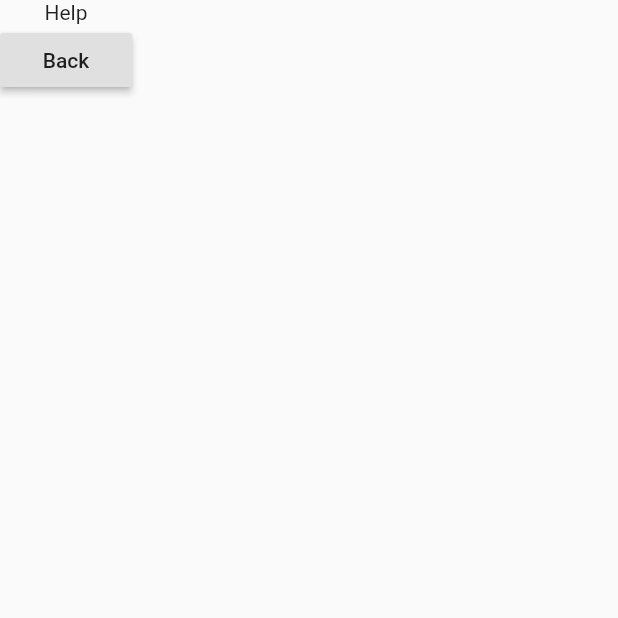
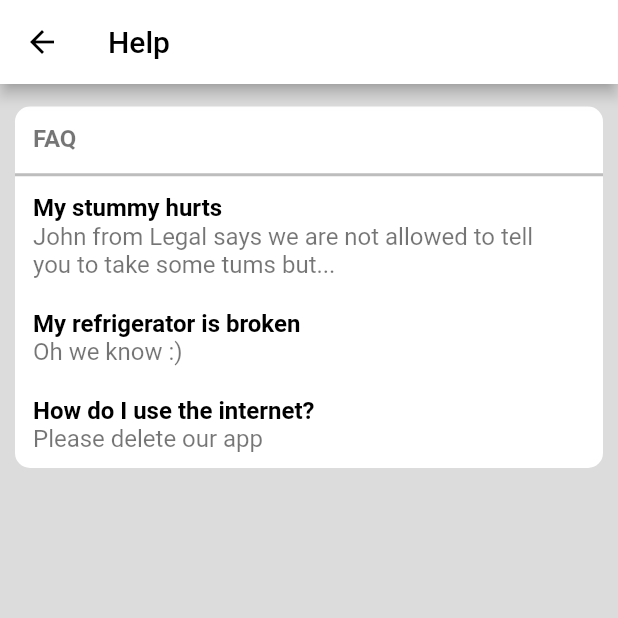
Before and after one commit to michaelpropp18/universal_store, a Flutter app: the Help screen opened by its route, on a phone screen of 412 x 824 dp, the top half of it. Run offline on Flutter 3.47's test engine with Material 2 defaults, Android fonts, the phone set to English and light mode, and no system bars; our stand-ins replace cloud_firestore, firebase_auth, flutter_spinkit; accounts and stored records are empty.

Commit message:
Finished FAQ and Privacy Policy drawers

```diff
--- a/lib/view/customer/drawer/help_screen.dart
+++ b/lib/view/customer/drawer/help_screen.dart
@@ -1,17 +1,48 @@
 import 'package:flutter/material.dart';
+import 'package:universal_store/view/shared/attribute.dart';
+import 'package:universal_store/view/shared/attribute_box.dart';
 
 class Help extends StatelessWidget {
   @override
   Widget build(BuildContext context) {
     return Scaffold(
-      body: Column(
-        children: <Widget>[
-          Text('Help'),
-          RaisedButton(
-            child: Text('Back'),
-            onPressed: () => Navigator.pop(context),
-          ),
-        ],
+      appBar: AppBar(
+        brightness: Brightness.light, // this makes the status bar black
+        iconTheme: new IconThemeData(
+            color: Colors.black), // this changes color of hamburger icon
+        backgroundColor: Colors.white,
+        title: Text('Help', style: TextStyle(color: Colors.black)),
+      ),
+      body: Container(
+        color: Colors.black12,
+        padding: const EdgeInsets.all(10.0),
+        child: ListView(
+          children: [
+            AttributeBox(
+              header: 'FAQ',
+              attributes: [
+                Attribute(
+                  header: 'My stummy hurts',
+                  text: 'John from Legal says we are not allowed to tell you to take some tums but...',
+                  route: null,
+                  showEditIcon: false,
+                ),
+                Attribute(
+                  header: 'My refrigerator is broken',
+                  text: 'Oh we know :)',
+                  route: null,
+                  showEditIcon: false,
+                ),
+                Attribute(
+                  header: 'How do I use the internet?',
+                  text: 'Please delete our app',
+                  route: null,
+                  showEditIcon: false,
+                ),
+              ],
+            ),
+          ],
+        ),
       ),
     );
   }
--- a/lib/view/shared/attribute.dart
+++ b/lib/view/shared/attribute.dart
@@ -4,9 +4,10 @@ class Attribute extends StatelessWidget {
   final String header;
   final String text;
   final String route;
+  final bool showEditIcon;
 
   const Attribute(
-      {@required this.text, @required this.header, @required this.route});
+      {@required this.text, @required this.header, @required this.route, this.showEditIcon = true});
 
   @override
   Widget build(BuildContext context) {
@@ -16,7 +17,7 @@ class Attribute extends StatelessWidget {
         mainAxisAlignment: MainAxisAlignment.spaceBetween,
         children: [
           Container(
-            width: MediaQuery.of(context).size.width - 75, // TODO fix this
+            width: (showEditIcon) ? MediaQuery.of(context).size.width - 75 : MediaQuery.of(context).size.width - 50, // TODO fix this
             child: Column(
               crossAxisAlignment: CrossAxisAlignment.start,
               children: [
@@ -37,6 +38,7 @@ class Attribute extends StatelessWidget {
               ],
             ),
           ),
+          if (showEditIcon)
           GestureDetector(
             child: Icon(Icons.edit),
             onTap: () {
```
Also changed, not shown: lib/view/customer/drawer/privacy_screen.dart (+26 -8 lines).
